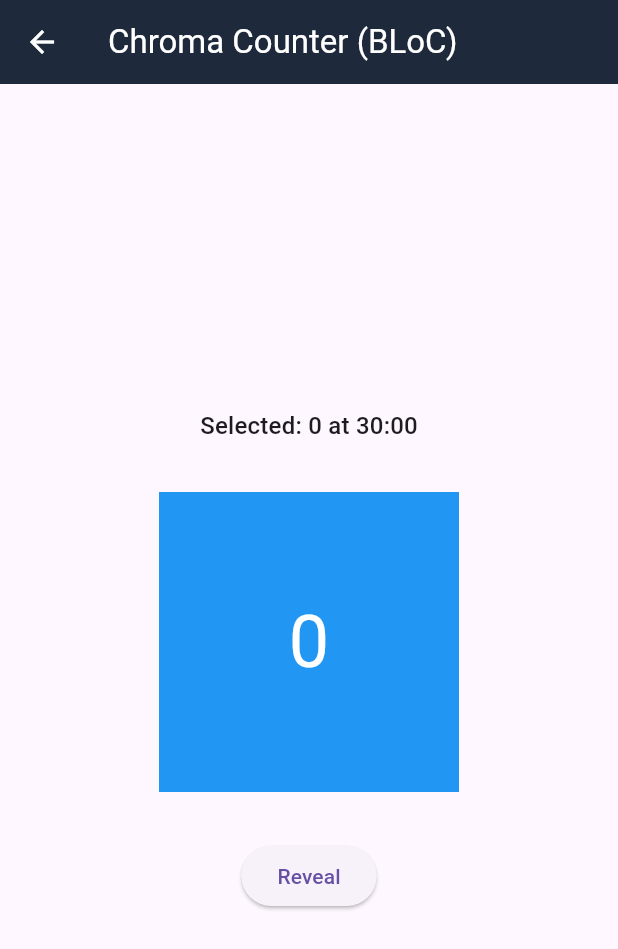
After one commit to sunderee/minimal, a Flutter app: the ChromaCounterPageBloc screen opened directly, on a phone screen of 412 x 824 dp. The commit adds this screen. Shown: the top 949 px of the screen. Run offline on Flutter 3.47's test engine with Material 3 defaults, Android fonts, the phone set to English and light mode, and no system bars; our stand-ins replace dart_mappable, equatable, flutter_bloc, flutter_svg; generated files the repository leaves out were written again; project files that could hold a hidden picture were left out.

Commit message:
Add BLoC architecture for Chroma Counter feature
- Introduced ChromaCounterCubit and ChromaCounterState for state management.
- Created UI components for Chroma Counter using BLoC pattern.
- Updated pubspec.yaml to include dependencies for equatable and flutter_bloc.
- Added navigation button to HomePage for accessing Chroma Counter.
- Updated pubspec.lock with new package versions.

```diff
--- /dev/null
+++ b/example/lib/src/chroma_counter_bloc/blocs/chroma_counter_cubit.dart
@@ -0,0 +1,34 @@
+import 'dart:math' as math;
+
+import 'package:flutter/material.dart';
+import 'package:flutter_bloc/flutter_bloc.dart';
+
+import 'states/chroma_counter_state.dart';
+
+class ChromaCounterCubit extends Cubit<ChromaCounterState> {
+  ChromaCounterCubit(super.initialState);
+
+  static final _random = math.Random();
+
+  void nextMetamorph() => emit(
+        state.copyWith(
+          count: state.count + 1,
+          backgroundColor: _randomColor(),
+          borderRadius: _randomRadius(),
+        ),
+      );
+
+  Color _randomColor() => Color.fromRGBO(
+        _random.nextInt(256),
+        _random.nextInt(256),
+        _random.nextInt(256),
+        1,
+      );
+
+  BorderRadius _randomRadius() => BorderRadius.only(
+        topLeft: Radius.circular(_random.nextDouble() * 100),
+        topRight: Radius.circular(_random.nextDouble() * 100),
+        bottomLeft: Radius.circular(_random.nextDouble() * 100),
+        bottomRight: Radius.circular(_random.nextDouble() * 100),
+      );
+}
--- /dev/null
+++ b/example/lib/src/chroma_counter_bloc/blocs/states/chroma_counter_state.dart
@@ -0,0 +1,30 @@
+import 'package:equatable/equatable.dart';
+import 'package:flutter/material.dart';
+
+@immutable
+class ChromaCounterState extends Equatable {
+  const ChromaCounterState({
+    this.backgroundColor = Colors.blue,
+    this.borderRadius = BorderRadius.zero,
+    this.count = 0,
+  }) : milestone = count ~/ 10;
+
+  final Color backgroundColor;
+  final BorderRadius borderRadius;
+  final int count;
+  final int milestone;
+
+  @override
+  List<Object?> get props => [backgroundColor, borderRadius, count, milestone];
+
+  ChromaCounterState copyWith({
+    final Color? backgroundColor,
+    final BorderRadius? borderRadius,
+    final int? count,
+  }) =>
+      ChromaCounterState(
+        backgroundColor: backgroundColor ?? this.backgroundColor,
+        borderRadius: borderRadius ?? this.borderRadius,
+        count: count ?? this.count,
+      );
+}
--- /dev/null
+++ b/example/lib/src/chroma_counter_bloc/views/chroma_counter_bloc.dart
@@ -0,0 +1,36 @@
+import 'package:flutter/material.dart';
+import 'package:flutter_bloc/flutter_bloc.dart';
+
+import '../blocs/chroma_counter_cubit.dart';
+import '../blocs/states/chroma_counter_state.dart';
+
+class ChromaCounterBloc extends StatelessWidget {
+  const ChromaCounterBloc({super.key});
+
+  @override
+  Widget build(final BuildContext context) {
+    return BlocBuilder<ChromaCounterCubit, ChromaCounterState>(
+      builder: (final context, final state) {
+        return AnimatedContainer(
+          duration: const Duration(milliseconds: 500),
+          curve: Curves.easeInOut,
+          width: 200,
+          height: 200,
+          decoration: BoxDecoration(
+            color: state.backgroundColor,
+            borderRadius: state.borderRadius,
+          ),
+          child: Center(
+            child: Text(
+              '${state.count}',
+              style: const TextStyle(
+                fontSize: 48,
+                color: Colors.white,
+              ),
+            ),
+          ),
+        );
+      },
+    );
+  }
+}
--- /dev/null
+++ b/example/lib/src/chroma_counter_bloc/views/chroma_counter_page.dart
@@ -0,0 +1,103 @@
+import 'dart:async';
+
+import 'package:flutter/material.dart';
+import 'package:flutter_bloc/flutter_bloc.dart';
+import 'package:intl/intl.dart';
+
+import '../blocs/chroma_counter_cubit.dart';
+import '../blocs/states/chroma_counter_state.dart';
+import 'chroma_counter_bloc.dart';
+
+final class ChromaCounterPageBloc extends StatelessWidget {
+  const ChromaCounterPageBloc({super.key});
+
+  @override
+  Widget build(final BuildContext context) {
+    return Scaffold(
+      appBar: AppBar(
+        title: const Text('Chroma Counter (BLoC)'),
+      ),
+      body: Center(
+        child: Column(
+          mainAxisAlignment: MainAxisAlignment.center,
+          spacing: 32,
+          children: [
+            const _SelectedCount(),
+            const ChromaCounterBloc(),
+            ElevatedButton(
+              onPressed: () {
+                unawaited(
+                  showModalBottomSheet<void>(
+                    context: context,
+                    builder: (final context) => const _BottomSheetContent(),
+                    isScrollControlled: true,
+                    constraints: BoxConstraints(
+                      maxHeight: MediaQuery.of(context).size.height * 0.9,
+                    ),
+                    useSafeArea: true,
+                  ),
+                );
+              },
+              child: const Text('Reveal'),
+            ),
+          ],
+        ),
+      ),
+    );
+  }
+}
+
+class _SelectedCount extends StatelessWidget {
+  const _SelectedCount();
+  static final _formatter = DateFormat('mm:ss');
+
+  @override
+  Widget build(final BuildContext context) {
+    return BlocBuilder<ChromaCounterCubit, ChromaCounterState>(
+      builder: (final context, final state) {
+        final now = _formatter.format(DateTime.now());
+        return Text(
+          'Selected: ${state.milestone} at $now',
+          style: Theme.of(context).textTheme.titleMedium,
+        );
+      },
+    );
+  }
+}
+
+class _BottomSheetContent extends StatelessWidget {
+  const _BottomSheetContent();
+
+  @override
+  Widget build(final BuildContext context) {
+    return const SizedBox(
+      width: double.infinity,
+      height: 400,
+      child: Stack(
+        clipBehavior: Clip.none,
+        children: [
+          Center(
+            child: ChromaCounterBloc(),
+          ),
+          Positioned(
+            right: 16,
+            bottom: 32,
+            child: _Button(),
+          ),
+        ],
+      ),
+    );
+  }
+}
+
+class _Button extends StatelessWidget {
+  const _Button();
+
+  @override
+  Widget build(final BuildContext context) {
+    return FloatingActionButton(
+      onPressed: () => context.read<ChromaCounterCubit>().nextMetamorph(),
+      child: const Icon(Icons.refresh),
+    );
+  }
+}
--- a/example/pubspec.yaml
+++ b/example/pubspec.yaml
@@ -8,8 +8,10 @@ environment:
 
 dependencies:
   dart_mappable: ^4.5.0
+  equatable: ^2.0.7
   flutter:
     sdk: flutter
+  flutter_bloc: ^9.1.0
   flutter_svg: ^2.0.17
   intl: ^0.20.2
   minimal_mvn:
```
Also changed, not shown: example/lib/src/chroma_counter_bloc/views/chroma_counter_page_container.dart (added, +21 -0 lines), example/lib/src/minimal_app.dart (+12 -0 lines), example/pubspec.lock.
